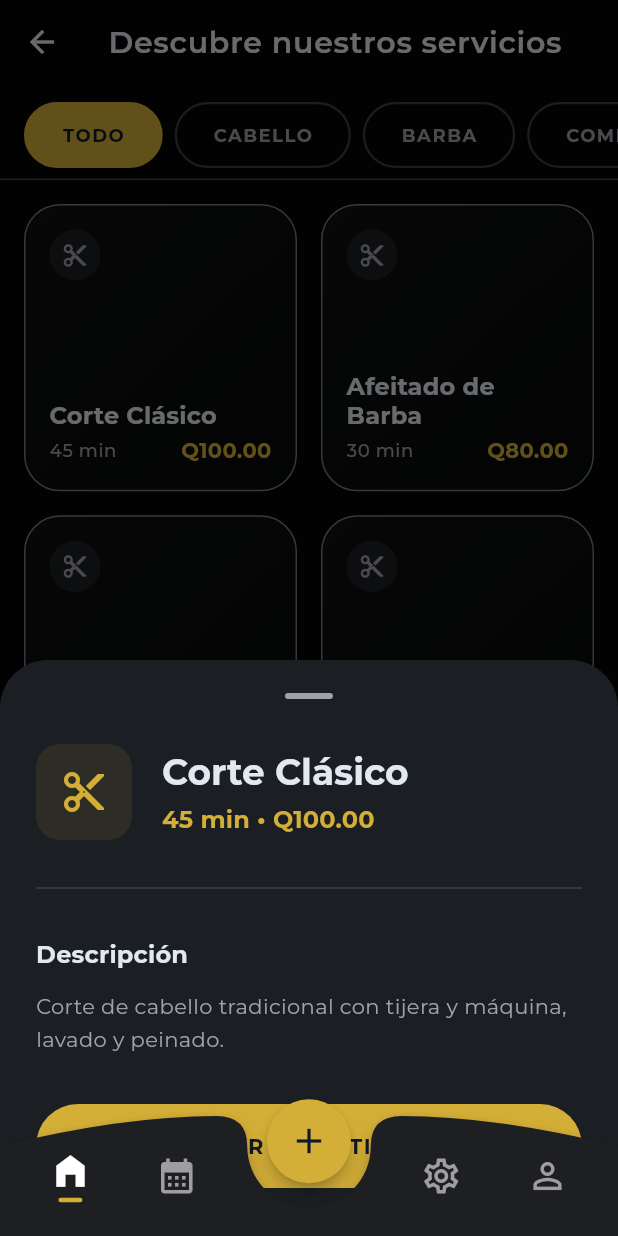
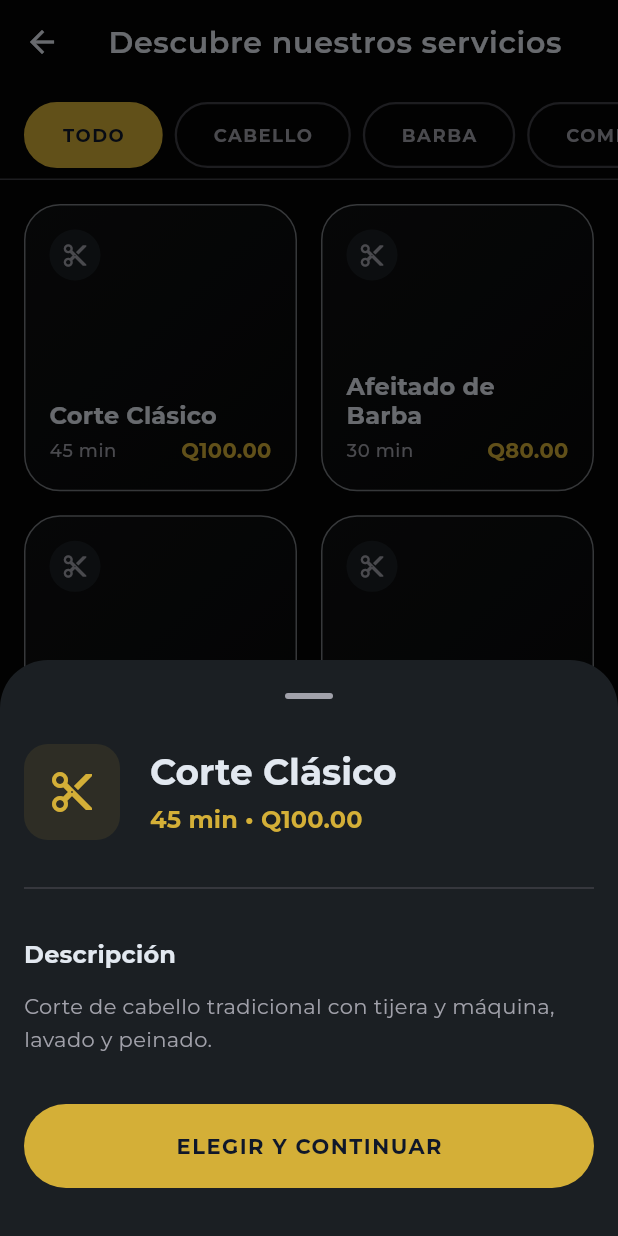
Before and after one commit to GrullonDev/Barberia, a Flutter app: the ServiceSelectPage screen opened by its route, after a tap on "Corte Clásico", on a phone screen of 412 x 824 dp. Run offline on Flutter 3.47's test engine with Material 3 defaults, Android fonts, the phone set to English and light mode, and no system bars; our stand-ins replace flutter_animate, flutter_dotenv, flutter_local_notifications, flutter_markdown, flutter_riverpod, go_router and 7 more; accounts and stored records are empty.

Commit message:
feat: responsive en la pantalla para agendar una cita

```diff
--- a/lib/common/utils/responsive_helper.dart
+++ b/lib/common/utils/responsive_helper.dart
@@ -59,7 +59,9 @@ class ResponsiveHelper {
 
   /// Get number of columns for grid
   static int getGridColumns(BuildContext context) {
-    if (isDesktop(context)) return 4;
+    if (isDesktop(context)) {
+      return 4;
+    }
     return isMobile(context) ? 2 : 3;
   }
 
--- a/lib/features/booking/pages/confirmation_page.dart
+++ b/lib/features/booking/pages/confirmation_page.dart
@@ -317,6 +317,9 @@ class _ConfirmationPageState extends ConsumerState<ConfirmationPage> {
                     ),
                   ],
                 ),
+                SizedBox(
+                  height: MediaQuery.of(context).padding.bottom + 80,
+                ), // Space for navigation bar
               ],
             ),
           ),
--- a/lib/features/booking/pages/details_page.dart
+++ b/lib/features/booking/pages/details_page.dart
@@ -468,6 +468,9 @@ class _DetailsPageState extends ConsumerState<DetailsPage> {
                   child: Text(tr.details_confirm),
                 ),
               ),
+              SizedBox(
+                height: MediaQuery.of(context).padding.bottom + 80,
+              ), // Space for navigation bar
             ],
           ),
         ),
--- a/lib/features/booking/pages/service_select_page.dart
+++ b/lib/features/booking/pages/service_select_page.dart
@@ -27,6 +27,7 @@ class ServiceSelectPage extends ConsumerWidget {
     Future<void> showDetails(final Service s) async {
       await showModalBottomSheet<void>(
         context: context,
+        useRootNavigator: true,
         showDragHandle: true,
         isScrollControlled: true,
         backgroundColor: cs.surface,
@@ -36,10 +37,13 @@ class ServiceSelectPage extends ConsumerWidget {
         builder: (final BuildContext ctx) {
           return Padding(
             padding: EdgeInsets.only(
-              left: 24,
-              right: 24,
+              left: ResponsiveHelper.getResponsivePadding(context),
+              right: ResponsiveHelper.getResponsivePadding(context),
               top: 8,
-              bottom: MediaQuery.of(ctx).viewInsets.bottom + 32,
+              bottom:
+                  MediaQuery.of(ctx).viewInsets.bottom +
+                  MediaQuery.of(ctx).padding.bottom +
+                  ResponsiveHelper.getSpacing(context, mobile: 32),
             ),
             child: Column(
               mainAxisSize: MainAxisSize.min,
@@ -156,7 +160,12 @@ class ServiceSelectPage extends ConsumerWidget {
             children: <Widget>[
               SingleChildScrollView(
                 scrollDirection: Axis.horizontal,
-                padding: const EdgeInsets.fromLTRB(16, 12, 16, 8),
+                padding: EdgeInsets.fromLTRB(
+                  ResponsiveHelper.getResponsivePadding(context),
+                  12,
+                  ResponsiveHelper.getResponsivePadding(context),
+                  8,
+                ),
                 child: Row(
                   children: <Widget>[
                     _CategoryChip(
@@ -201,8 +210,13 @@ class ServiceSelectPage extends ConsumerWidget {
               else
                 Expanded(
                   child: GridView.builder(
-                    padding: EdgeInsets.all(
-                      ResponsiveHelper.getResponsivePadding(context),
+                    padding: EdgeInsets.only(
+                      left: ResponsiveHelper.getResponsivePadding(context),
+                      right: ResponsiveHelper.getResponsivePadding(context),
+                      top: ResponsiveHelper.getResponsivePadding(context),
+                      bottom:
+                          MediaQuery.of(context).padding.bottom +
+                          80, // Space for navigation bar
                     ),
                     itemCount: filtered.length,
                     gridDelegate: SliverGridDelegateWithFixedCrossAxisCount(
@@ -287,12 +301,12 @@ class _ServicesGridSkeleton extends StatelessWidget {
   @override
   Widget build(BuildContext context) {
     return GridView.builder(
-      padding: const EdgeInsets.all(20),
-      gridDelegate: const SliverGridDelegateWithFixedCrossAxisCount(
-        crossAxisCount: 2,
-        crossAxisSpacing: 20,
-        mainAxisSpacing: 20,
-        childAspectRatio: 0.85,
+      padding: EdgeInsets.all(ResponsiveHelper.getResponsivePadding(context)),
+      gridDelegate: SliverGridDelegateWithFixedCrossAxisCount(
+        crossAxisCount: ResponsiveHelper.getGridColumns(context),
+        crossAxisSpacing: ResponsiveHelper.getSpacing(context, mobile: 16),
+        mainAxisSpacing: ResponsiveHelper.getSpacing(context, mobile: 16),
+        childAspectRatio: 0.95,
       ),
       itemCount: 6,
       itemBuilder: (_, __) => Container(
--- a/lib/features/booking/pages/settings_page.dart
+++ b/lib/features/booking/pages/settings_page.dart
@@ -304,7 +304,7 @@ class SettingsPage extends ConsumerWidget {
                 Navigator.pop(ctx);
               },
             ),
-            const SizedBox(height: 24),
+            SizedBox(height: MediaQuery.of(ctx).padding.bottom + 16),
           ],
         );
       },
@@ -346,7 +346,7 @@ class SettingsPage extends ConsumerWidget {
                 _launchUrl('mailto:support@barberia.com');
               },
             ),
-            const SizedBox(height: 32),
+            SizedBox(height: MediaQuery.of(ctx).padding.bottom + 16),
           ],
         );
       },
--- a/lib/features/booking/providers/booking_providers.dart
+++ b/lib/features/booking/providers/booking_providers.dart
@@ -138,7 +138,9 @@ class BookingsNotifier extends StateNotifier<List<Booking>> {
   bool hasConflict(DateTime start, Duration duration) {
     final DateTime end = start.add(duration);
     for (final Booking b in state) {
-      if (b.status == BookingStatus.canceled) continue;
+      if (b.status == BookingStatus.canceled) {
+        continue;
+      }
       final bool overlap = start.isBefore(b.endTime) && end.isAfter(b.dateTime);
       if (overlap) {
         return true;
```
Also changed, not shown: lib/features/booking/pages/calendar_page.dart (+22 -7 lines).
